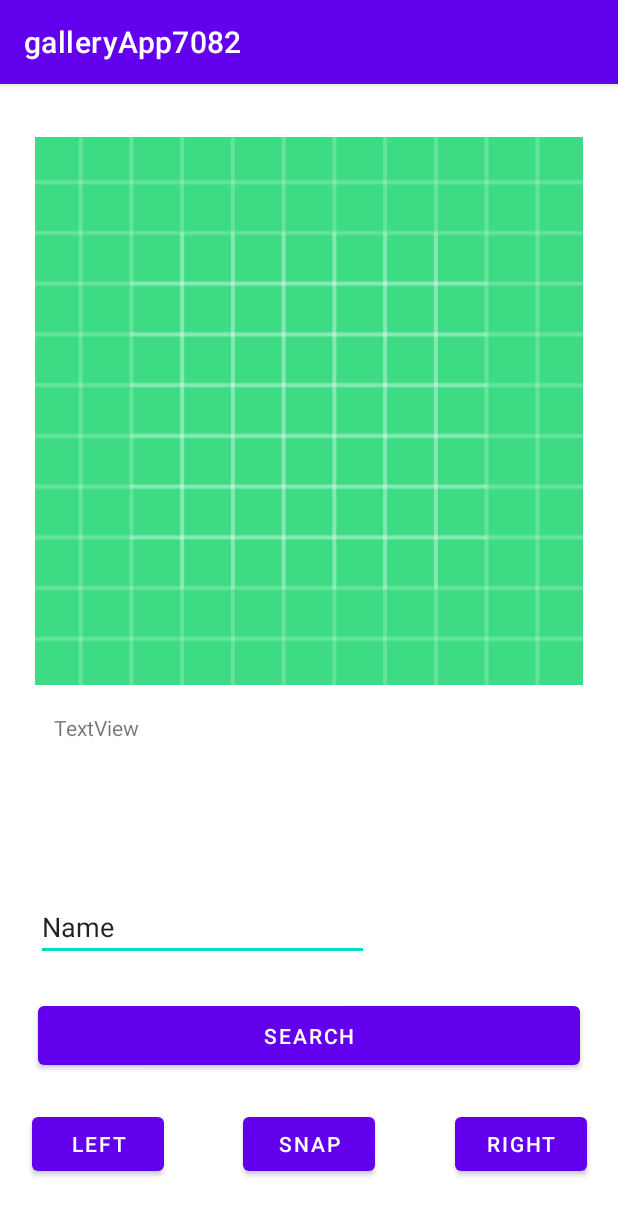
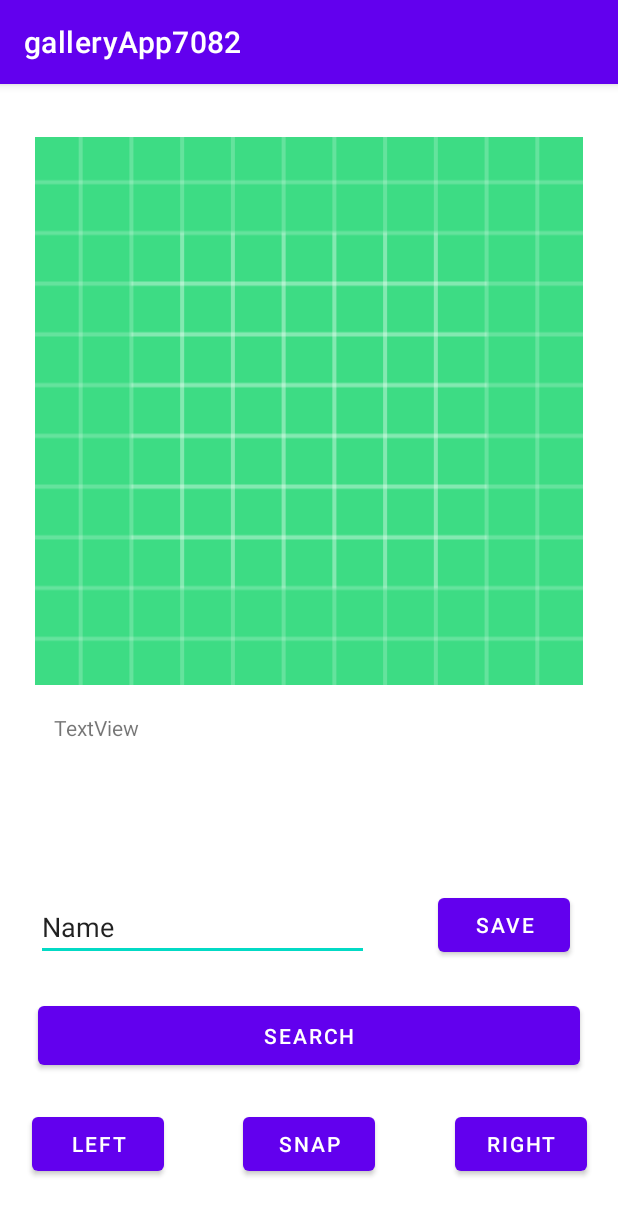
Before and after one commit to SimonYang99/GalleryApp7082, an Android app: the screen it shows after launch (MainActivity), on a phone screen of 412 x 824 dp. Shown: the top 1215 px of the screen. Run offline under Robolectric (Android 15) with nearby library versions, the phone set to English and light mode, and no system bars.

Commit message:
finished task 9, fixed bug

```diff
--- a/app/src/main/java/com/example/galleryapp7082/MainActivity.java
+++ b/app/src/main/java/com/example/galleryapp7082/MainActivity.java
@@ -6,7 +6,9 @@ import androidx.core.app.ActivityCompat;
 import androidx.core.content.ContextCompat;
 
 import android.Manifest;
+import android.content.Context;
 import android.content.Intent;
+import android.content.SharedPreferences;
 import android.content.pm.PackageManager;
 import android.graphics.Bitmap;
 import android.graphics.BitmapFactory;
@@ -14,7 +16,9 @@ import android.os.Bundle;
 import android.os.Environment;
 import android.util.Log;
 import android.view.View;
+import android.widget.EditText;
 import android.widget.ImageView;
+import android.widget.TextView;
 import android.widget.Toast;
 
 import com.google.android.material.snackbar.Snackbar;
@@ -29,6 +33,10 @@ public class MainActivity extends AppCompatActivity {
     private View mLayout;
     private ImageView imageView;
     private int currentImageIndex;
+    private TextView textView;
+    private EditText captionEditText;
+    private SharedPreferences sharedPref;
+    private SharedPreferences.Editor editor;
     public static final int NEW_WORD_ACTIVITY_REQUEST_CODE = 1;
 
     @Override
@@ -36,8 +44,12 @@ public class MainActivity extends AppCompatActivity {
         super.onCreate(savedInstanceState);
         setContentView(R.layout.activity_main);
         mLayout = findViewById(R.id.main_layout);
+        captionEditText = findViewById(R.id.editCaption);
+        textView = findViewById(R.id.textView);
         imageView = findViewById(R.id.imageView);
         currentImageIndex = 0;
+        sharedPref = this.getPreferences(Context.MODE_PRIVATE);
+        editor = sharedPref.edit();
 
         if (ContextCompat.checkSelfPermission(this, Manifest.permission.READ_EXTERNAL_STORAGE) != PackageManager.PERMISSION_GRANTED) {
             ActivityCompat.requestPermissions(this, new String[]{Manifest.permission.READ_EXTERNAL_STORAGE}, MY_READ_PERMISSION_CODE);
@@ -70,11 +82,12 @@ public class MainActivity extends AppCompatActivity {
     private void setImageView(int next){
         if(currentImageIndex + next < files.size() && currentImageIndex + next >= 0){
             if(files.size() > 0){
-                Log.d("yo", "currentImage: "+ currentImageIndex);
+//                Log.d("yo", "currentImage: "+ currentImageIndex);
                 currentImageIndex += next;
+                setCaptionView();
                 Bitmap myBitmap = BitmapFactory.decodeFile(files.get(currentImageIndex).getAbsolutePath());
                 imageView.setImageBitmap(myBitmap);
-                Log.d("yo", "currentImage: "+ currentImageIndex);
+//                Log.d("yo", "currentImage: "+ currentImageIndex);
             } else{
                 imageView.setImageBitmap(null);
             }
@@ -86,7 +99,7 @@ public class MainActivity extends AppCompatActivity {
         String path = Environment.getExternalStoragePublicDirectory(Environment.DIRECTORY_PICTURES).getPath();
         files.clear();
 
-        Log.d("yo", path);
+//        Log.d("yo", path);
         File imgFile = new File(path);
         filesArray = imgFile.listFiles();
 
@@ -97,11 +110,16 @@ public class MainActivity extends AppCompatActivity {
                     Log.d("yo", "FileName:" + filesArray[i].getName());
                 }
             }
-            Log.d("yo", "Size: "+ files.size());
+//            Log.d("yo", "Size: "+ files.size());
         }
         currentImageIndex = 0;
         setImageView(0);
         return files;
+    }
+    public void setCaptionView(){
+//        Log.d("yo", "ran");
+        textView.setText(sharedPref.getString(files.get(currentImageIndex).getName(), null));
+
     }
     public ArrayList<File> getFiles(String filter){
         File[] filesArray;
@@ -109,7 +127,7 @@ public class MainActivity extends AppCompatActivity {
 
         files.clear();
 
-        Log.d("yo", "STRING FILTER");
+//        Log.d("yo", "STRING FILTER");
         File imgFile = new File(path);
         filesArray = imgFile.listFiles();
 
@@ -123,7 +141,7 @@ public class MainActivity extends AppCompatActivity {
                     }
                 }
             }
-            Log.d("yo", "Size: "+ files.size());
+//            Log.d("yo", "Size: "+ files.size());
         }
         currentImageIndex = 0;
         setImageView(0);
@@ -149,4 +167,11 @@ public class MainActivity extends AppCompatActivity {
             getFiles(word);
         }
     }
+
+    public void saveCaption(View view) {
+//        Log.d("yo", String.valueOf(captionEditText.getText()));
+        editor.putString(files.get(currentImageIndex).getName(), captionEditText.getText().toString());
+        editor.apply();
+        setCaptionView();
+    }
 }
--- a/app/src/main/res/layout/activity_main.xml
+++ b/app/src/main/res/layout/activity_main.xml
@@ -81,7 +81,7 @@
         app:layout_constraintTop_toBottomOf="@+id/imageView" />
 
     <EditText
-        android:id="@+id/editTextTextPersonName"
+        android:id="@+id/editCaption"
         android:layout_width="222dp"
         android:layout_height="45dp"
         android:layout_marginStart="24dp"
@@ -92,4 +92,18 @@
         android:text="Name"
         app:layout_constraintBottom_toTopOf="@+id/searchButton"
         app:layout_constraintStart_toStartOf="parent" />
+
+    <Button
+        android:id="@+id/captionButton"
+        android:layout_width="wrap_content"
+        android:layout_height="wrap_content"
+        android:layout_marginEnd="32dp"
+        android:layout_marginRight="32dp"
+        android:layout_marginBottom="24dp"
+        android:onClick="saveCaption"
+        android:text="save"
+        app:layout_constraintBottom_toTopOf="@+id/searchButton"
+        app:layout_constraintEnd_toEndOf="parent"
+        app:layout_constraintHorizontal_bias="0.545" />
+
 </androidx.constraintlayout.widget.ConstraintLayout>
```
